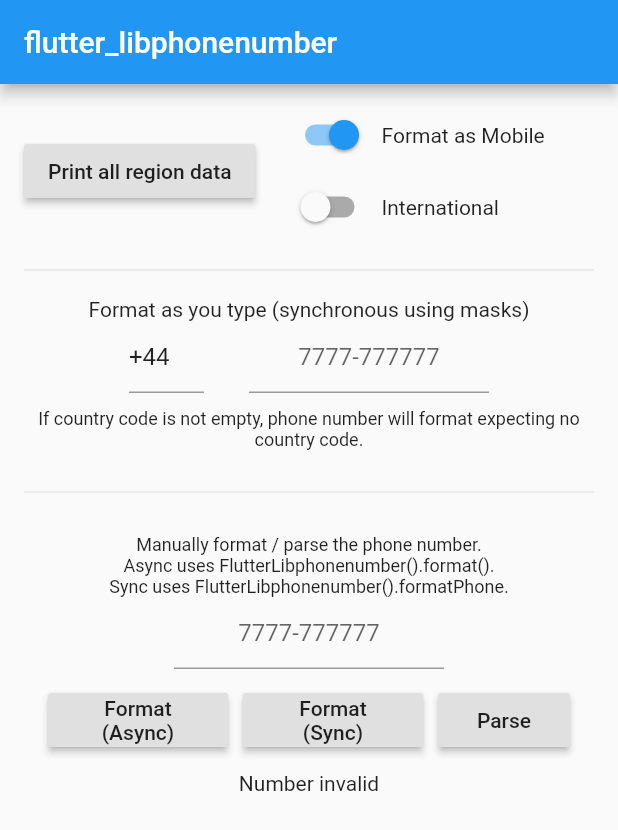
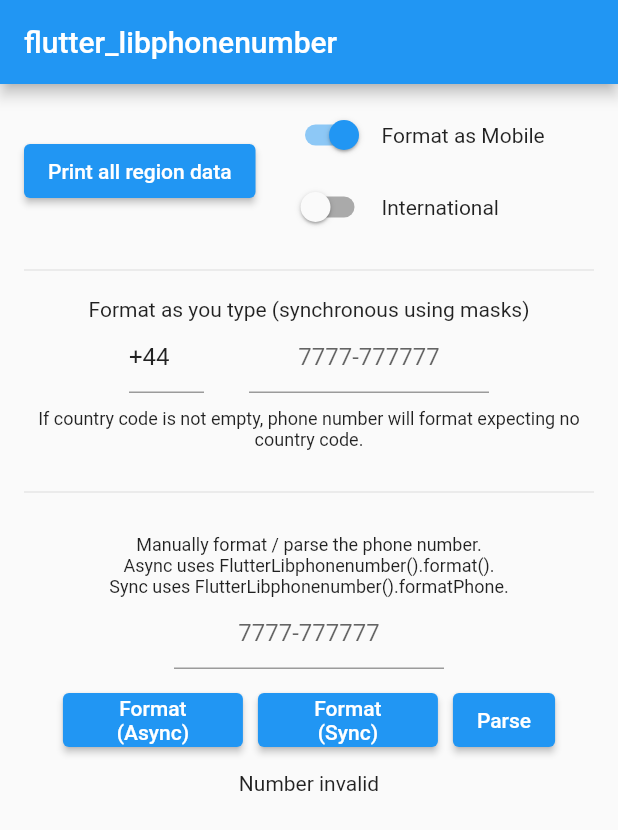
Before and after one commit to acoutts/flutter_libphonenumber, a Flutter app: the screen it shows after launch, on a phone screen of 412 x 824 dp. Shown: the top 830 px of the screen. Run offline on Flutter 3.47's test engine with Material 2 defaults, Android fonts, the light colour scheme and no system bars.

Commit message:
Update ios podfile

```diff
--- a/example/lib/main.dart
+++ b/example/lib/main.dart
@@ -95,7 +95,7 @@ class _MyAppState extends State<MyApp> {
                         Row(
                           mainAxisAlignment: MainAxisAlignment.center,
                           children: [
-                            RaisedButton(
+                            ElevatedButton(
                               child: Text('Print all region data'),
                               onPressed: () async {
                                 // await FlutterLibphonenumber().init();
@@ -278,7 +278,7 @@ class _MyAppState extends State<MyApp> {
                           children: [
                             /// Manually format the phone input
                             Flexible(
-                              child: RaisedButton(
+                              child: ElevatedButton(
                                 child: Text(
                                   'Format (Async)',
                                   textAlign: TextAlign.center,
@@ -302,7 +302,7 @@ class _MyAppState extends State<MyApp> {
                             SizedBox(width: 10),
 
                             Flexible(
-                              child: RaisedButton(
+                              child: ElevatedButton(
                                 child: Text(
                                   'Format (Sync)',
                                   textAlign: TextAlign.center,
@@ -331,7 +331,7 @@ class _MyAppState extends State<MyApp> {
 
                             /// Manually format the phone input
                             Flexible(
-                              child: RaisedButton(
+                              child: ElevatedButton(
                                 child: Text(
                                   'Parse',
                                   textAlign: TextAlign.center,
--- a/lib/src/input_formatter.dart
+++ b/lib/src/input_formatter.dart
@@ -65,6 +65,7 @@ class LibPhonenumberTextFormatter extends TextInputFormatter {
   @override
   TextEditingValue formatEditUpdate(
       TextEditingValue oldValue, TextEditingValue newValue) {
+    /// Will be true if teh new value is shorter than the last one
     var isErasing = newValue.text.length < oldValue.text.length;
     if (isErasing) {
       if (newValue.text.isEmpty) {
--- a/pubspec.yaml
+++ b/pubspec.yaml
@@ -5,7 +5,6 @@ homepage: https://github.com/bottlepay/flutter_libphonenumber
 
 environment:
   sdk: ">=2.12.0-0 <3.0.0"
-  flutter: ^1.10.0
 
 dependencies:
   flutter:
```
Also changed, not shown: example/pubspec.lock, pubspec.lock, 3 other files.
